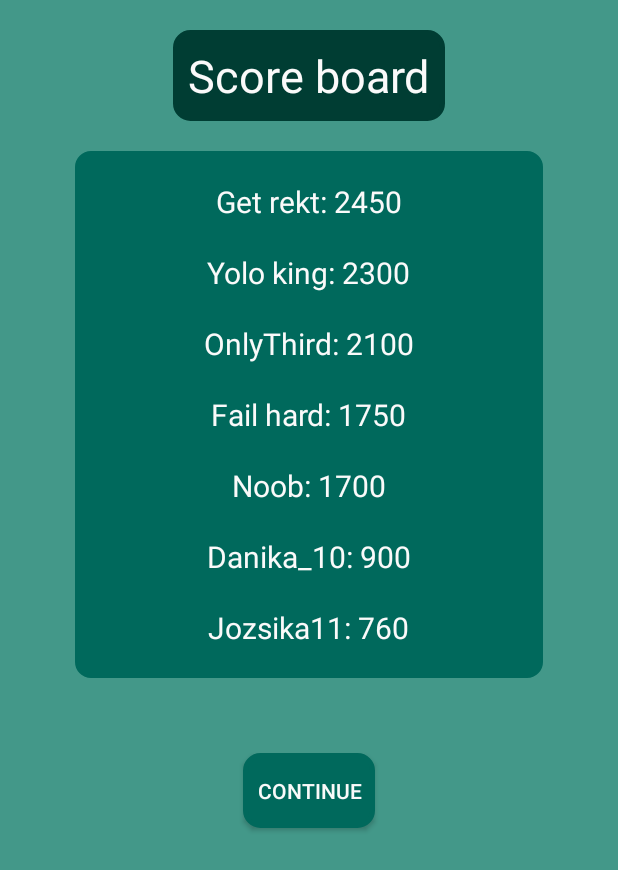
After one commit to gitjuzer/AFP_2019_A, an Android app: the layout fragment_toplist.xml on its own in the app's theme, with its tools: preview values and no code run, on a phone screen of 412 x 824 dp. The commit adds this screen. Shown: the top 870 px of the screen. Run offline under Robolectric (Android 15) with nearby library versions, the phone set to English and light mode, and no system bars.

Commit message:
Basic Scoreboard Layout

```diff
--- /dev/null
+++ b/Android/app/src/main/res/drawable/layout_toplist_bg.xml
@@ -0,0 +1,7 @@
+<?xml version="1.0" encoding="UTF-8"?>
+<shape xmlns:android="http://schemas.android.com/apk/res/android">
+    <solid android:color="#FFFFFF"/>
+    <stroke android:width="3dp" />
+    <corners android:radius="10dp"/>
+    <padding android:left="0dp" android:top="0dp" android:right="0dp" android:bottom="0dp" />
+</shape>
--- /dev/null
+++ b/Android/app/src/main/res/layout/fragment_toplist.xml
@@ -0,0 +1,108 @@
+<?xml version="1.0" encoding="utf-8"?>
+
+<LinearLayout xmlns:android="http://schemas.android.com/apk/res/android"
+    xmlns:app="http://schemas.android.com/apk/res-auto"
+    xmlns:tools="http://schemas.android.com/tools"
+    android:id="@+id/relativeLayout"
+    android:layout_width="match_parent"
+    android:layout_height="match_parent"
+    android:gravity="center_horizontal"
+    android:orientation="vertical"
+    android:stretchColumns="1"
+    android:background="#439889"
+    >
+
+    <TextView
+        android:layout_width="wrap_content"
+        android:layout_height="wrap_content"
+        android:text="Score board"
+        android:textSize="30sp"
+        android:layout_marginTop="20dp"
+        android:background="@drawable/layout_toplist_bg"
+        android:backgroundTint="#003d33"
+        android:padding="10dp"
+        android:textColor="#fafafa"
+        />
+<LinearLayout
+    android:layout_width="match_parent"
+    android:layout_height="wrap_content"
+    android:background="@drawable/answers_rounded_corner"
+    android:backgroundTint="#00695c"
+    android:gravity="center_horizontal"
+    android:orientation="vertical"
+    android:stretchColumns="1"
+    android:padding="20dp"
+    android:layout_marginTop="20dp"
+    android:layout_marginLeft="50dp"
+    android:layout_marginRight="50dp"
+    >
+    <TextView
+        android:layout_width="wrap_content"
+        android:layout_height="wrap_content"
+        android:text="Get rekt: 2450"
+        android:textSize="20sp"
+        android:textColor="#fafafa"
+
+        />
+    <TextView
+        android:layout_width="wrap_content"
+        android:layout_height="wrap_content"
+        android:text="Yolo king: 2300"
+        android:textSize="20sp"
+        android:layout_marginTop="20dp"
+        android:textColor="#fafafa"
+        />
+    <TextView
+        android:layout_width="wrap_content"
+        android:layout_height="wrap_content"
+        android:text="OnlyThird: 2100"
+        android:textSize="20sp"
+        android:layout_marginTop="20dp"
+        android:textColor="#fafafa"
+        />
+    <TextView
+        android:layout_width="wrap_content"
+        android:layout_height="wrap_content"
+        android:text="Fail hard: 1750"
+        android:textSize="20sp"
+        android:layout_marginTop="20dp"
+        android:textColor="#fafafa"
+        />
+    <TextView
+        android:layout_width="wrap_content"
+        android:layout_height="wrap_content"
+        android:text="Noob: 1700"
+        android:textSize="20sp"
+        android:layout_marginTop="20dp"
+        android:textColor="#fafafa"
+        />
+    <TextView
+        android:layout_width="wrap_content"
+        android:layout_height="wrap_content"
+        android:text="Danika_10: 900"
+        android:textSize="20sp"
+        android:layout_marginTop="20dp"
+        android:textColor="#fafafa"
+        />
+    <TextView
+        android:layout_width="wrap_content"
+        android:layout_height="wrap_content"
+        android:text="Jozsika11: 760"
+        android:textSize="20sp"
+        android:layout_marginTop="20dp"
+        android:textColor="#fafafa"
+        />
+
+</LinearLayout>
+    <Button
+        android:layout_width="wrap_content"
+        android:layout_height="50dp"
+        android:theme="@style/AppTheme.Button"
+        android:text="Continue"
+        android:backgroundTint="#00695c"
+        android:textColor="#fafafa"
+        android:layout_marginTop="50dp"
+        android:background="@drawable/layout_toplist_bg"
+        />
+
+</LinearLayout>
--- a/Android/app/src/main/res/values/styles.xml
+++ b/Android/app/src/main/res/values/styles.xml
@@ -16,5 +16,9 @@
         <item name="android:progressDrawable">@drawable/custom_progressbar_horizontal</item>
         <item name="android:minWidth">200dp</item>
     </style>
+    <style name="AppTheme.Button" parent="Widget.AppCompat.Button.Colored">
+        <item name="colorButtonNormal">#003d33</item>
+        <item name="android:textColor">#fafafa</item>
+    </style>
 
 </resources>
```
